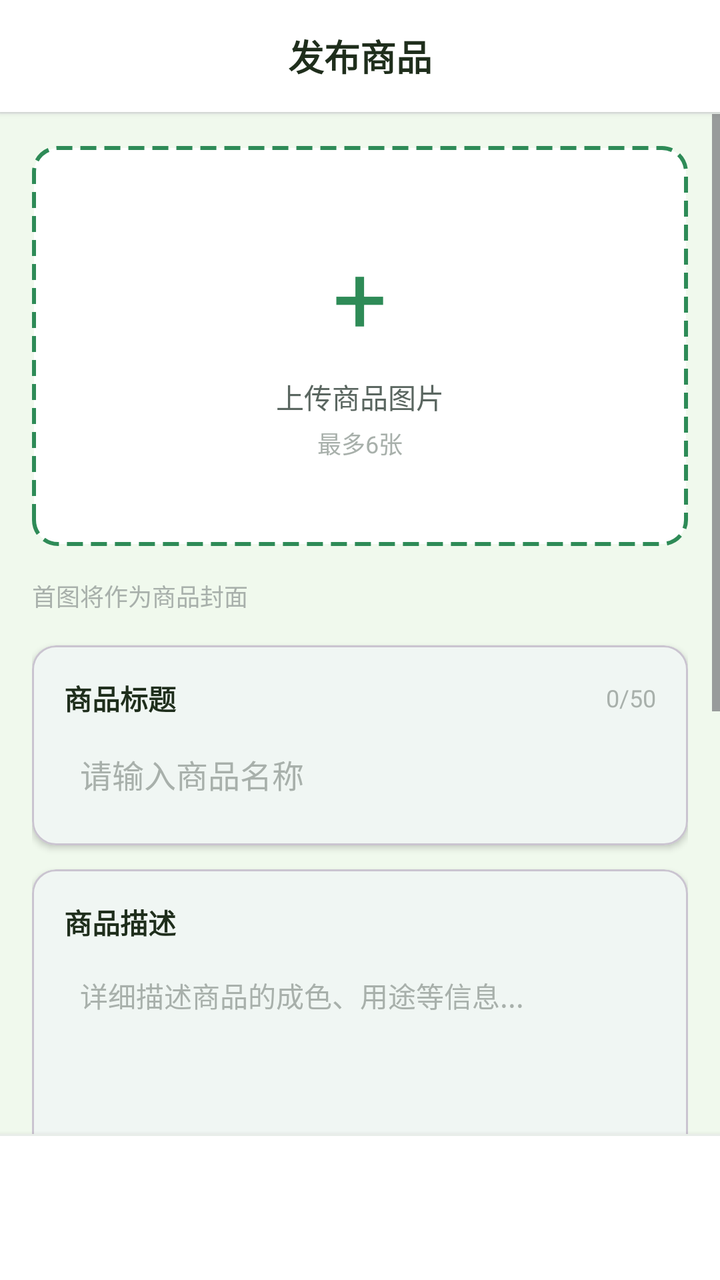
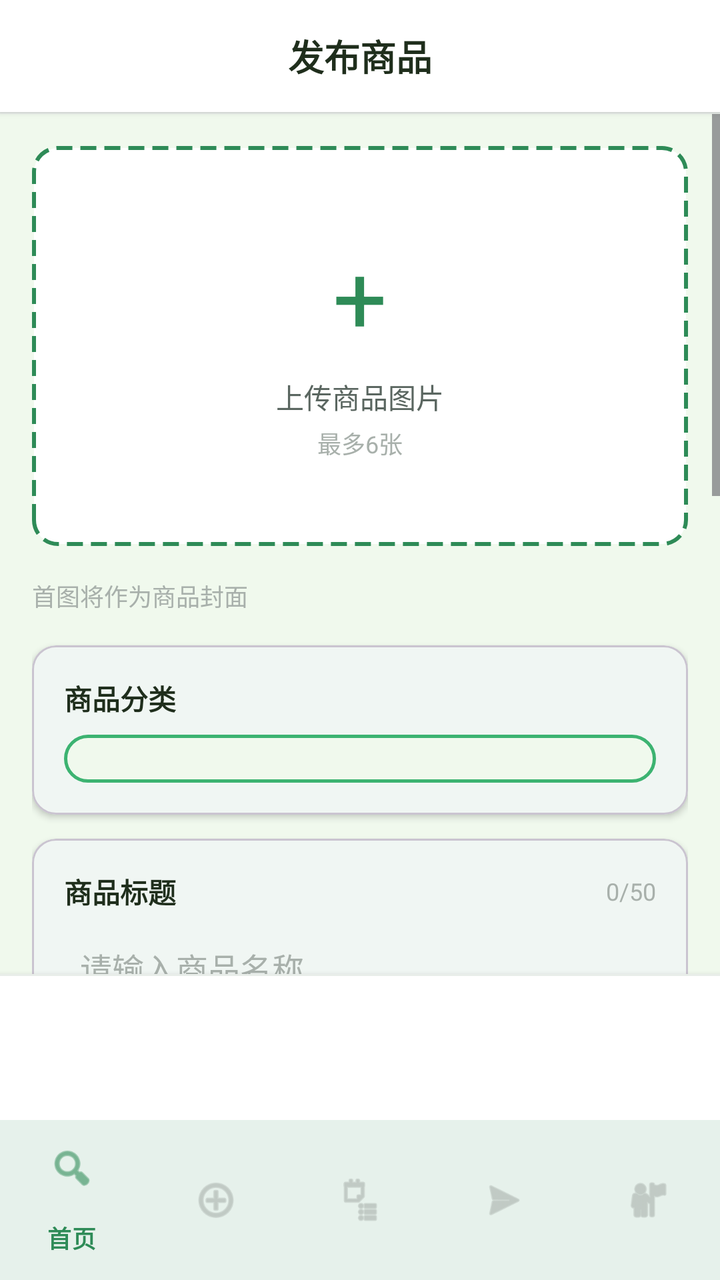

Two renders of the same Android screen: before a commit and after it. Below are the layout's source before the change and the commit's diff.
<!-- AndroidManifest.xml: application theme Theme.EtradeAndroid -->
<!-- res/layout/activity_publish.xml -->
<?xml version="1.0" encoding="utf-8"?>
<LinearLayout xmlns:android="http://schemas.android.com/apk/res/android"
    xmlns:app="http://schemas.android.com/apk/res-auto"
    android:layout_width="match_parent"
    android:layout_height="match_parent"
    android:orientation="vertical"
    android:background="@color/background_light">

    
    <LinearLayout
        android:layout_width="match_parent"
        android:layout_height="56dp"
        android:background="@color/background_white"
        android:gravity="center"
        android:paddingHorizontal="16dp"
        android:elevation="2dp">

        <TextView
            android:layout_width="wrap_content"
            android:layout_height="wrap_content"
            android:text="发布商品"
            android:textSize="18sp"
            android:textStyle="bold"
            android:textColor="@color/text_primary" />
    </LinearLayout>

    
    <View
        android:layout_width="match_parent"
        android:layout_height="1dp"
        android:background="@color/divider" />

    
    <ScrollView
        android:layout_width="match_parent"
        android:layout_height="0dp"
        android:layout_weight="1"
        android:fillViewport="true">

        <LinearLayout
            android:layout_width="match_parent"
            android:layout_height="wrap_content"
            android:orientation="vertical"
            android:padding="16dp">

            
            <FrameLayout
                android:id="@+id/fl_image_upload"
                android:layout_width="match_parent"
                android:layout_height="200dp"
                android:background="@drawable/bg_image_upload"
                android:layout_marginBottom="16dp">

                <LinearLayout
                    android:id="@+id/ll_upload_hint"
                    android:layout_width="wrap_content"
                    android:layout_height="wrap_content"
                    android:layout_gravity="center"
                    android:orientation="vertical"
                    android:gravity="center">

                    <TextView
                        android:layout_width="wrap_content"
                        android:layout_height="wrap_content"
                        android:text="+"
                        android:textSize="48sp"
                        android:textColor="@color/primary_green" />

                    <TextView
                        android:layout_width="wrap_content"
                        android:layout_height="wrap_content"
                        android:text="上传商品图片"
                        android:textSize="14sp"
                        android:textColor="@color/text_secondary"
                        android:layout_marginTop="8dp" />

                    <TextView
                        android:layout_width="wrap_content"
                        android:layout_height="wrap_content"
                        android:text="最多6张"
                        android:textSize="12sp"
                        android:textColor="@color/text_hint"
                        android:layout_marginTop="4dp" />
                </LinearLayout>

                
                <HorizontalScrollView
                    android:id="@+id/hsv_image_preview"
                    android:layout_width="match_parent"
                    android:layout_height="match_parent"
                    android:visibility="gone"
                    android:scrollbars="none">

                    <LinearLayout
                        android:id="@+id/ll_image_list"
                        android:layout_width="wrap_content"
                        android:layout_height="match_parent"
                        android:orientation="horizontal"
                        android:gravity="center_vertical"
                        android:padding="8dp">
                        
                    </LinearLayout>
                </HorizontalScrollView>
            </FrameLayout>

            <TextView
                android:layout_width="wrap_content"
                android:layout_height="wrap_content"
                android:text="首图将作为商品封面"
                android:textSize="12sp"
                android:textColor="@color/text_hint"
                android:layout_marginBottom="16dp" />

            

            
            <com.google.android.material.card.MaterialCardView
                android:layout_width="match_parent"
                android:layout_height="wrap_content"
                android:layout_marginBottom="12dp"
                app:cardCornerRadius="12dp"
                app:cardElevation="2dp"
                app:cardBackgroundColor="@color/background_white">

                <LinearLayout
                    android:layout_width="match_parent"
                    android:layout_height="wrap_content"
                    android:orientation="vertical"
                    android:padding="16dp">

                    <LinearLayout
                        android:layout_width="match_parent"
                        android:layout_height="wrap_content"
                        android:orientation="horizontal"
                        android:gravity="center_vertical"
                        android:layout_marginBottom="8dp">

                        <TextView
                            android:layout_width="0dp"
                            android:layout_height="wrap_content"
                            android:layout_weight="1"
                            android:text="商品标题"
                            android:textSize="14sp"
                            android:textColor="@color/text_primary"
                            android:textStyle="bold" />

                        <TextView
                            android:id="@+id/tv_title_counter"
                            android:layout_width="wrap_content"
                            android:layout_height="wrap_content"
                            android:text="0/50"
                            android:textSize="12sp"
                            android:textColor="@color/text_hint" />
                    </LinearLayout>

                    <EditText
                        android:id="@+id/et_name"
                        android:layout_width="match_parent"
                        android:layout_height="wrap_content"
                        android:hint="请输入商品名称"
                        android:maxLength="50"
                        android:background="@null"
                        android:textSize="16sp"
                        android:textColor="@color/text_primary"
                        android:textColorHint="@color/text_hint"
                        android:padding="8dp" />
                </LinearLayout>
            </com.google.android.material.card.MaterialCardView>

            
            <com.google.android.material.card.MaterialCardView
                android:layout_width="match_parent"
                android:layout_height="wrap_content"
                android:layout_marginBottom="12dp"
                app:cardCornerRadius="12dp"
                app:cardElevation="2dp"
                app:cardBackgroundColor="@color/background_white">

                <LinearLayout
                    android:layout_width="match_parent"
                    android:layout_height="wrap_content"
                    android:orientation="vertical"
                    android:padding="16dp">

                    <TextView
                        android:layout_width="wrap_content"
                        android:layout_height="wrap_content"
                        android:text="商品描述"
                        android:textSize="14sp"
                        android:textColor="@color/text_primary"
                        android:textStyle="bold"
                        android:layout_marginBottom="8dp" />

                    <EditText
                        android:id="@+id/et_description"
                        android:layout_width="match_parent"
                        android:layout_height="120dp"
                        android:hint="详细描述商品的成色、用途等信息..."
                        android:background="@null"
                        android:textSize="14sp"
                        android:textColor="@color/text_primary"
                        android:textColorHint="@color/text_hint"
                        android:gravity="top|start"
                        android:padding="8dp"
                        android:inputType="textMultiLine" />
                </LinearLayout>
            </com.google.android.material.card.MaterialCardView>



            
            <com.google.android.material.card.MaterialCardView
                android:layout_width="match_parent"
                android:layout_height="wrap_content"
                android:layout_marginBottom="12dp"
                app:cardCornerRadius="12dp"
                app:cardElevation="2dp"
                app:cardBackgroundColor="@color/background_white">

                <LinearLayout
                    android:layout_width="match_parent"
                    android:layout_height="wrap_content"
                    android:orientation="vertical"
                    android:padding="16dp">

                    <TextView
                        android:layout_width="wrap_content"
                        android:layout_height="wrap_content"
                        android:text="价格"
                        android:textSize="14sp"
                        android:textColor="@color/text_primary"
                        android:textStyle="bold"
                        android:layout_marginBottom="8dp" />

                    <LinearLayout
                        android:layout_width="match_parent"
                        android:layout_height="wrap_content"
                        android:orientation="horizontal"
                        android:gravity="center_vertical"
                        android:layout_marginBottom="12dp">

                        <TextView
                            android:layout_width="wrap_content"
                            android:layout_height="wrap_content"
                            android:text="￥"
                            android:textSize="16sp"
                            android:textColor="@color/text_price"
                            android:textStyle="bold"
                            android:layout_marginEnd="4dp" />

                        <EditText
                            android:id="@+id/et_price"
                            android:layout_width="0dp"
                            android:layout_height="wrap_content"
                            android:layout_weight="1"
                            android:hint="请输入价格"
                            android:inputType="numberDecimal"
                            android:background="@null"
                            android:textSize="16sp"
                            android:textColor="@color/text_price"
                            android:textColorHint="@color/text_hint"
                            android:padding="8dp" />
                    </LinearLayout>

                    <View
                        android:layout_width="match_parent"
                        android:layout_height="1dp"
                        android:background="@color/divider"
                        android:layout_marginBottom="12dp" />

                    <TextView
                        android:layout_width="wrap_content"
                        android:layout_height="wrap_content"
                        android:text="库存数量"
                        android:textSize="14sp"
                        android:textColor="@color/text_primary"
                        android:textStyle="bold"
                        android:layout_marginBottom="8dp" />

                    <EditText
                        android:id="@+id/et_stock"
                        android:layout_width="match_parent"
                        android:layout_height="wrap_content"
                        android:hint="请输入库存数量"
                        android:inputType="number"
                        android:background="@null"
                        android:textSize="16sp"
                        android:textColor="@color/text_primary"
                        android:textColorHint="@color/text_hint"
                        android:padding="8dp" />
                </LinearLayout>
            </com.google.android.material.card.MaterialCardView>

            
            <View
                android:layout_width="match_parent"
                android:layout_height="80dp" />
        </LinearLayout>
    </ScrollView>

    
    <LinearLayout
        android:layout_width="match_parent"
        android:layout_height="wrap_content"
        android:orientation="vertical"
        android:background="@color/background_white"
        android:elevation="4dp">

        <View
            android:layout_width="match_parent"
            android:layout_height="1dp"
            android:background="@color/divider" />

        <LinearLayout
            android:layout_width="match_parent"
            android:layout_height="wrap_content"
            android:orientation="horizontal"
            android:padding="12dp"
            android:gravity="center_vertical">

            <Button
                android:id="@+id/btn_publish"
                style="@style/PrimaryButton"
                android:layout_width="match_parent"
                android:layout_height="wrap_content"
                android:text="发布" />
        </LinearLayout>
    </LinearLayout>

</LinearLayout>
<!-- resources referenced by this layout -->
<resources>
  <color name="background_light">#F0F9ED</color>
  <color name="background_white">#FFFFFF</color>
  <color name="divider">#E8EDE9</color>
  <color name="primary_green">#2E8B57</color>
  <color name="text_hint">#A8B0AB</color>
  <color name="text_price">#E5C23A</color>
  <color name="text_primary">#1F2E1C</color>
  <color name="text_secondary">#5A6660</color>
  <!-- drawable bg_image_upload (drawable) -->
  <?xml version="1.0" encoding="utf-8"?>
  <shape xmlns:android="http://schemas.android.com/apk/res/android"
      android:shape="rectangle">
      <stroke
          android:width="2dp"
          android:color="@color/primary_green"
          android:dashWidth="8dp"
          android:dashGap="4dp" />
      <corners android:radius="12dp" />
      <solid android:color="@color/background_white" />
  </shape>
  <style name="PrimaryButton" parent="Widget.MaterialComponents.Button">
          <item name="android:layout_width">match_parent</item>
          <item name="android:layout_height">wrap_content</item>
          <item name="android:minHeight">48dp</item>
          <item name="android:paddingTop">@dimen/btn_padding_vertical</item>
          <item name="android:paddingBottom">@dimen/btn_padding_vertical</item>
          <item name="android:paddingStart">@dimen/btn_padding_horizontal</item>
          <item name="android:paddingEnd">@dimen/btn_padding_horizontal</item>
          <item name="cornerRadius">@dimen/radius_full</item>
          <item name="backgroundTint">@color/primary_green</item>
          <item name="android:textColor">@color/white</item>
          <item name="android:textSize">@dimen/text_size_body</item>
          <item name="android:textAllCaps">false</item>
      </style>
  <style name="Theme.EtradeAndroid" parent="Base.Theme.EtradeAndroid" />
  <dimen name="btn_padding_vertical">12dp</dimen>
  <dimen name="btn_padding_horizontal">24dp</dimen>
  <dimen name="radius_full">24dp</dimen>
  <color name="white">#FFFFFFFF</color>
  <dimen name="text_size_body">14sp</dimen>
  <color name="primary_green_dark">#267347</color>
  <color name="accent_yellow">#F7D44A</color>
  <style name="ShapeAppearance.Etrade.Small" parent="ShapeAppearance.Material3.SmallComponent">
          <item name="cornerFamily">rounded</item>
          <item name="cornerSize">12dp</item>
      </style>
  <style name="ShapeAppearance.Etrade.Medium" parent="ShapeAppearance.Material3.MediumComponent">
          <item name="cornerFamily">rounded</item>
          <item name="cornerSize">16dp</item>
      </style>
  <style name="ShapeAppearance.Etrade.Large" parent="ShapeAppearance.Material3.LargeComponent">
          <item name="cornerFamily">rounded</item>
          <item name="cornerSize">20dp</item>
      </style>
  <!-- unchanged entries left out for length: 1 -->
</resources>

<!-- the commit's change to res/layout/activity_publish.xml (unified diff, before → after) -->
@@ -112,6 +112,40 @@
                 android:layout_marginBottom="16dp" />
 
             
+
+            
+            <com.google.android.material.card.MaterialCardView
+                android:layout_width="match_parent"
+                android:layout_height="wrap_content"
+                android:layout_marginBottom="12dp"
+                app:cardCornerRadius="12dp"
+                app:cardElevation="2dp"
+                app:cardBackgroundColor="@color/background_white">
+
+                <LinearLayout
+                    android:layout_width="match_parent"
+                    android:layout_height="wrap_content"
+                    android:orientation="vertical"
+                    android:padding="16dp">
+
+                    <TextView
+                        android:layout_width="wrap_content"
+                        android:layout_height="wrap_content"
+                        android:text="商品分类"
+                        android:textSize="14sp"
+                        android:textColor="@color/text_primary"
+                        android:textStyle="bold"
+                        android:layout_marginBottom="8dp" />
+
+                    <Spinner
+                        android:id="@+id/spinner_category"
+                        android:layout_width="match_parent"
+                        android:layout_height="wrap_content"
+                        android:background="@drawable/bg_input"
+                        android:padding="12dp"
+                        android:spinnerMode="dropdown" />
+                </LinearLayout>
+            </com.google.android.material.card.MaterialCardView>
 
             
             <com.google.android.material.card.MaterialCardView
@@ -327,4 +361,20 @@
         </LinearLayout>
     </LinearLayout>
 
+    
+    <include layout="@layout/include_bottom_nav" />
+
 </LinearLayout>
+<!-- res/layout/include_bottom_nav.xml (included above) -->
+<?xml version="1.0" encoding="utf-8"?>
+<com.google.android.material.bottomnavigation.BottomNavigationView
+    xmlns:android="http://schemas.android.com/apk/res/android"
+    xmlns:app="http://schemas.android.com/apk/res-auto"
+    android:id="@+id/bottom_navigation"
+    android:layout_width="match_parent"
+    android:layout_height="wrap_content"
+    android:background="@color/background_white"
+    android:elevation="8dp"
+    app:itemIconTint="@color/nav_item_color"
+    app:itemTextColor="@color/nav_item_color"
+    app:menu="@menu/bottom_nav_menu" />
<!-- resource entries referenced after the edit -->
@@ -20,6 +20,16 @@
       <corners android:radius="12dp" />
       <solid android:color="@color/background_white" />
   </shape>
+  <!-- drawable bg_input (drawable) -->
+  <?xml version="1.0" encoding="utf-8"?>
+  <shape xmlns:android="http://schemas.android.com/apk/res/android">
+      
+      <solid android:color="@color/background_light" />
+      
+      <corners android:radius="16dp" />
+      
+      <stroke android:width="1.5dp" android:color="@color/primary_green_light" />
+  </shape>
   <style name="PrimaryButton" parent="Widget.MaterialComponents.Button">
           <item name="android:layout_width">match_parent</item>
           <item name="android:layout_height">wrap_content</item>
@@ -35,6 +45,7 @@
           <item name="android:textAllCaps">false</item>
       </style>
   <style name="Theme.EtradeAndroid" parent="Base.Theme.EtradeAndroid" />
+  <color name="primary_green_light">#3CB371</color>
   <dimen name="btn_padding_vertical">12dp</dimen>
   <dimen name="btn_padding_horizontal">24dp</dimen>
   <dimen name="radius_full">24dp</dimen>
